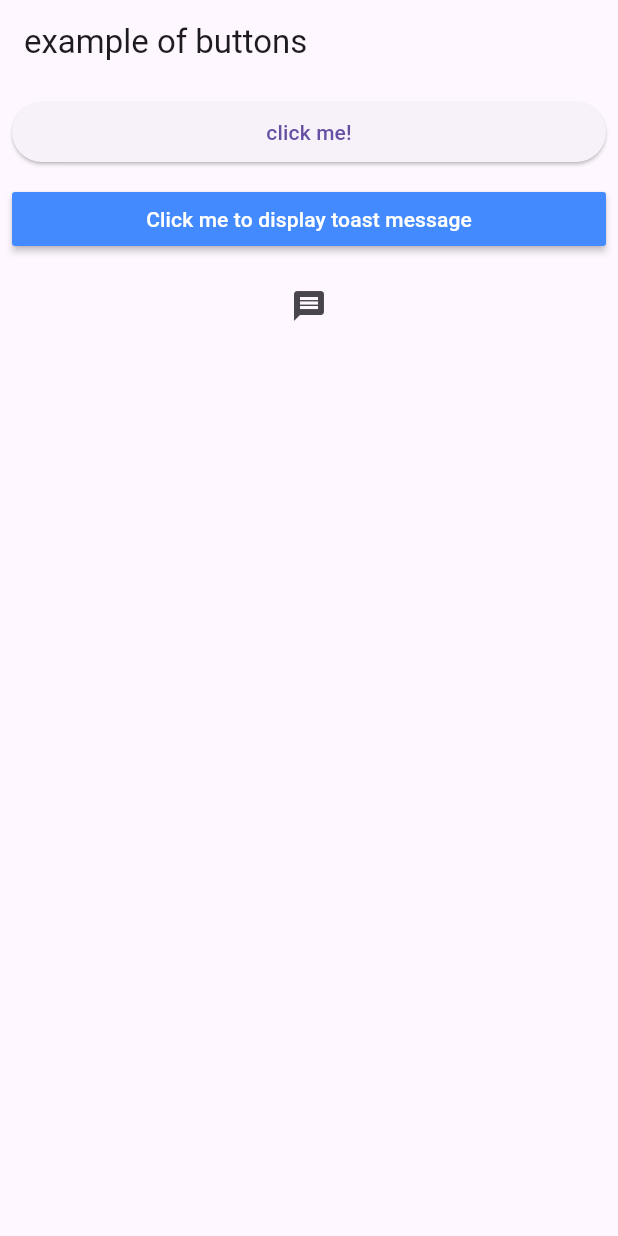
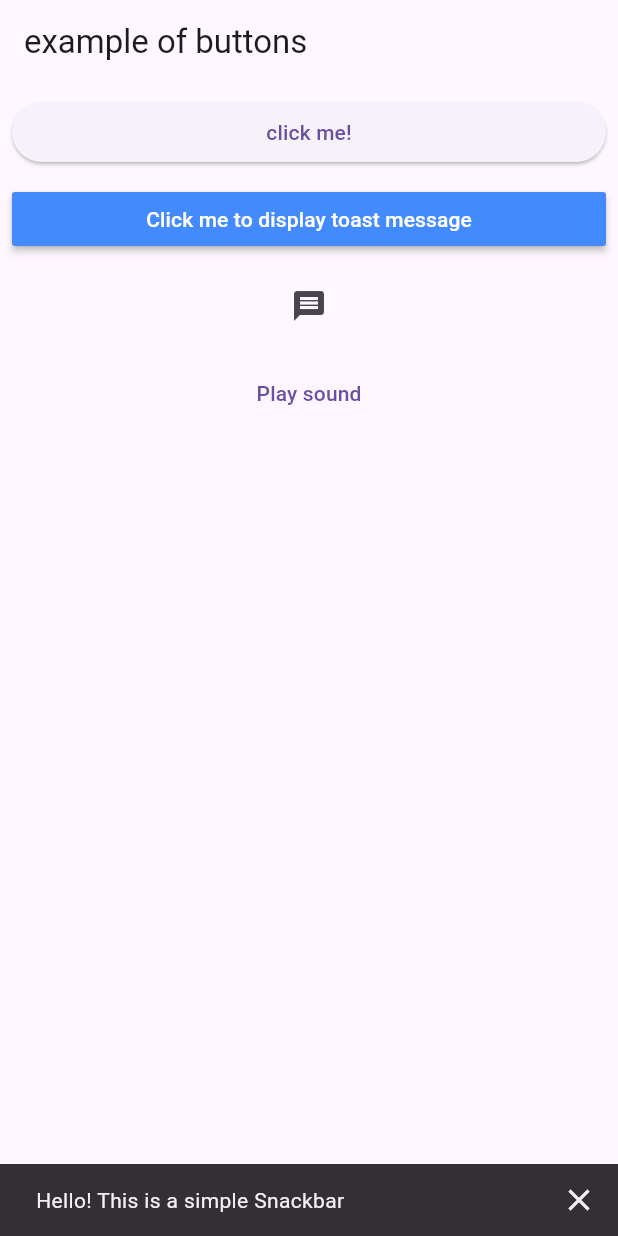
Before and after one commit to theeasylearn/flutter12_basic_of_flutter, a Flutter app: the screen it shows after launch, after a tap on the "message" icon, on a phone screen of 412 x 824 dp. Run offline on Flutter 3.47's test engine with Material 3 defaults, Android fonts, the phone set to English and light mode, and no system bars; our stand-ins replace flutter_svg, fluttertoast, just_audio.

Commit message:
Merge remote-tracking branch 'origin/master'
# Conflicts:
#	lib/gridview_example_1.dart

```diff
--- a/lib/button_demo.dart
+++ b/lib/button_demo.dart
@@ -1,7 +1,9 @@
 import 'package:flutter/material.dart';
 import 'package:fluttertoast/fluttertoast.dart';
+import 'package:just_audio/just_audio.dart';
 class ButtonDemo extends StatelessWidget {
   int count = 0; //instance variable
+  AudioPlayer player = AudioPlayer();
   @override
   Widget build(BuildContext context) {
     return Scaffold(
@@ -40,8 +42,19 @@ class ButtonDemo extends StatelessWidget {
               ),
               SizedBox(height: 10,),
               IconButton(onPressed: () {
-
+                ScaffoldMessenger.of(context).showSnackBar(
+                  SnackBar(
+                    content: Text('Hello! This is a simple Snackbar'),
+                    duration: Duration(days: 1),
+                    showCloseIcon: true,
+                  ),
+                );
               }, icon: Icon(Icons.message)),
+              SizedBox(height: 10,),
+              TextButton(onPressed: ()  async {
+                player.setAsset('sound/bell.mp3');              // Schemes: (https: | file: | asset: )
+                player.play();
+              }, child: Text("Play sound"))
             ],
         ),
       ),
--- a/pubspec.yaml
+++ b/pubspec.yaml
@@ -37,6 +37,8 @@ dependencies:
   cupertino_icons: ^1.0.8
   flutter_svg: ^2.1.0
   fluttertoast: ^8.2.14
+  just_audio: ^0.9.46
+  vibration: ^3.1.5
 
 dev_dependencies:
   flutter_test:
@@ -65,6 +67,7 @@ flutter:
      - images/phone.png
      - images/username.png
      - images/background.webp
+     - sound/bell.mp3
   #   - images/a_dot_ham.jpeg
 
   # An image asset can refer to one or more resolution-specific "variants", see
```
Also changed, not shown: pubspec.lock, 1 other file.
